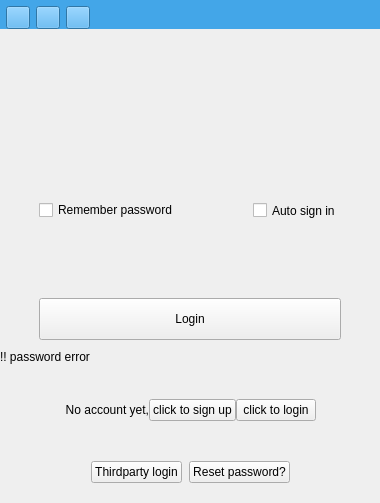
The window that src/ui/wizLoginWidget.ui (WizTeam/WizQTClient) describes before a commit, drawn with Qt 5.
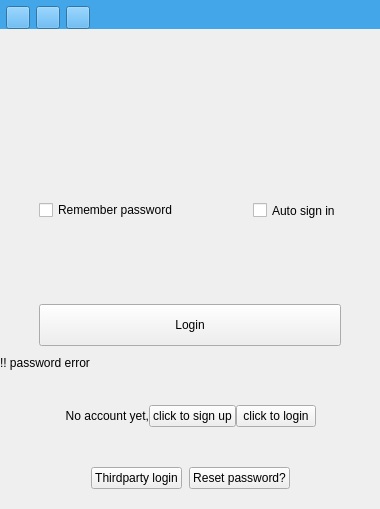
The same window after the commit. Custom widgets are drawn as their Qt base class.

Commit message: logindialog-on-linux

Diff of the .ui file:
```diff
--- a/src/ui/wizLoginWidget.ui
+++ b/src/ui/wizLoginWidget.ui
@@ -7,7 +7,7 @@
     <x>0</x>
     <y>0</y>
     <width>380</width>
-    <height>503</height>
+    <height>509</height>
    </rect>
   </property>
   <property name="windowTitle">
```
Left out of the diff: 13 changed lines with no effect on the pictures. The commit also changes 1 other file.
